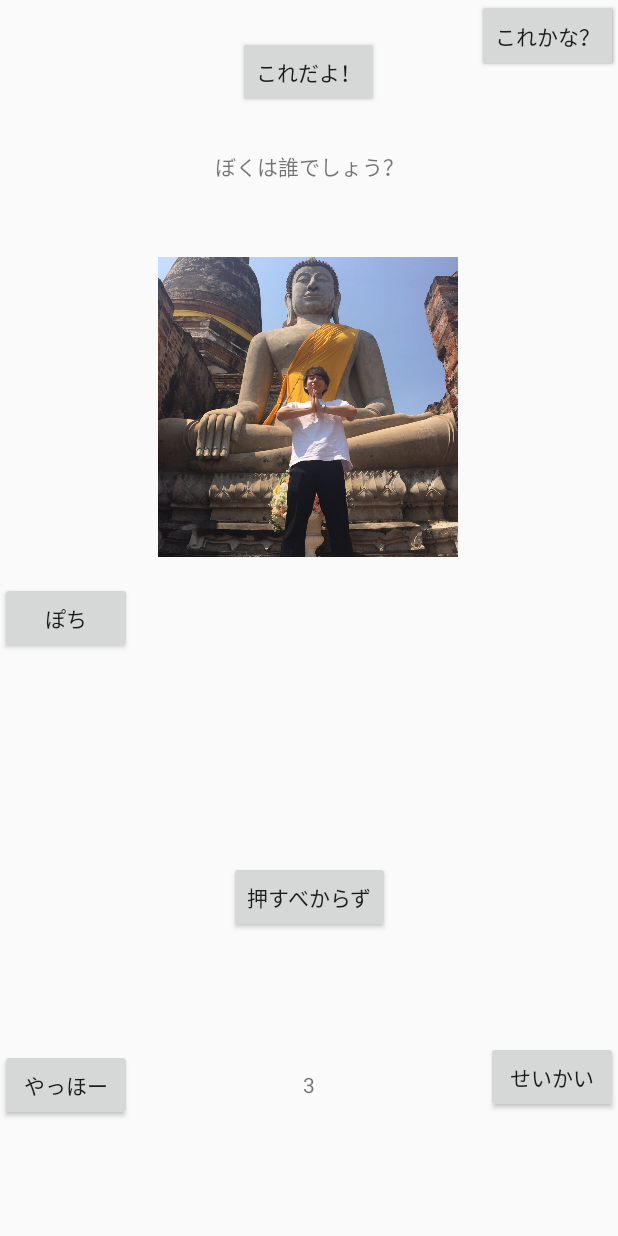
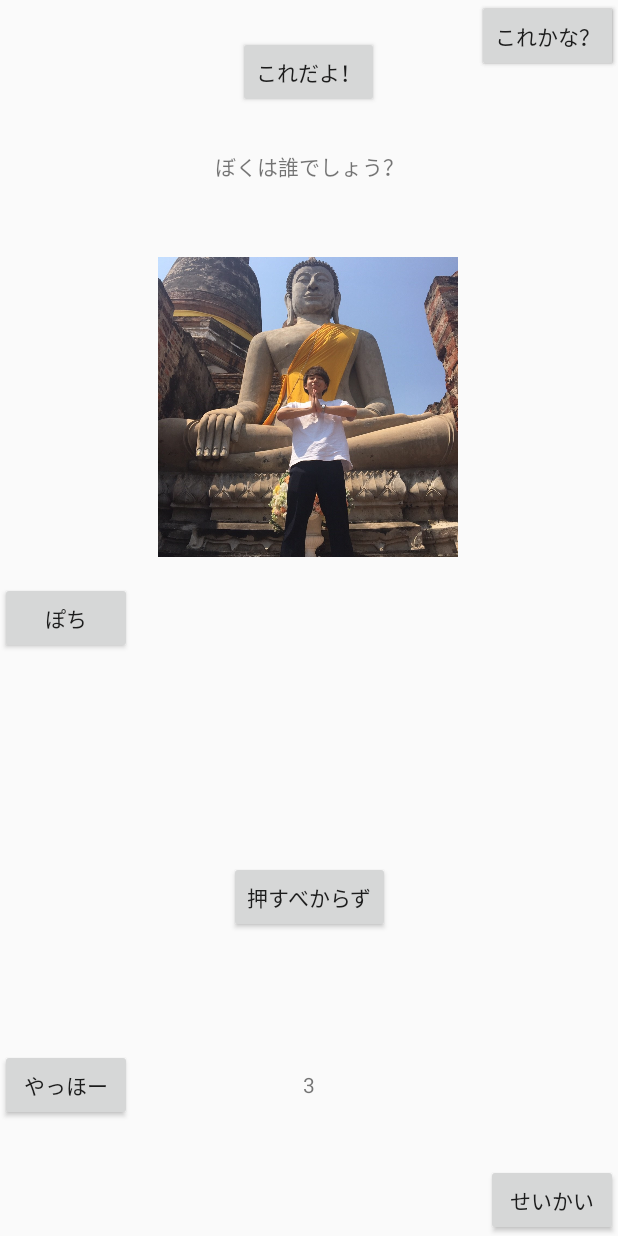
Before and after one commit to ho2ri2s/LiTDay2Sample, an Android app: the layout activity_main.xml on its own in the app's theme, with its tools: preview values and no code run, on a phone screen of 412 x 824 dp. Run offline under Robolectric (Android 15) with nearby library versions, the phone set to English and light mode, and no system bars.

```diff
--- a/app/src/main/res/layout/activity_main.xml
+++ b/app/src/main/res/layout/activity_main.xml
@@ -1,5 +1,7 @@
 <?xml version="1.0" encoding="utf-8"?>
-<androidx.constraintlayout.widget.ConstraintLayout xmlns:android="http://schemas.android.com/apk/res/android"
+<androidx.constraintlayout.widget.ConstraintLayout
+    android:id="@+id/root"
+    xmlns:android="http://schemas.android.com/apk/res/android"
     xmlns:app="http://schemas.android.com/apk/res-auto"
     xmlns:tools="http://schemas.android.com/tools"
     android:layout_width="match_parent"
@@ -71,9 +73,8 @@
         android:layout_height="wrap_content"
         android:layout_marginTop="240dp"
         android:text="せいかい"
-        app:layout_constraintBottom_toBottomOf="parent "
-        app:layout_constraintEnd_toEndOf="parent"
-        app:layout_constraintTop_toBottomOf="@+id/imageView" />
+        app:layout_constraintBottom_toBottomOf="parent"
+        app:layout_constraintEnd_toEndOf="parent"/>
 
     <Button
         android:id="@+id/button5"
@@ -95,6 +96,7 @@
         app:layout_constraintTop_toBottomOf="@+id/button5" />
 
     <TextView
+        android:id="@+id/textCount"
         android:layout_width="wrap_content"
         android:layout_height="wrap_content"
         app:layout_constraintBottom_toBottomOf="parent"
```
Also changed, not shown: app/src/main/java/com/example/litday2kadai/MainActivity.kt (+51 -0 lines).
